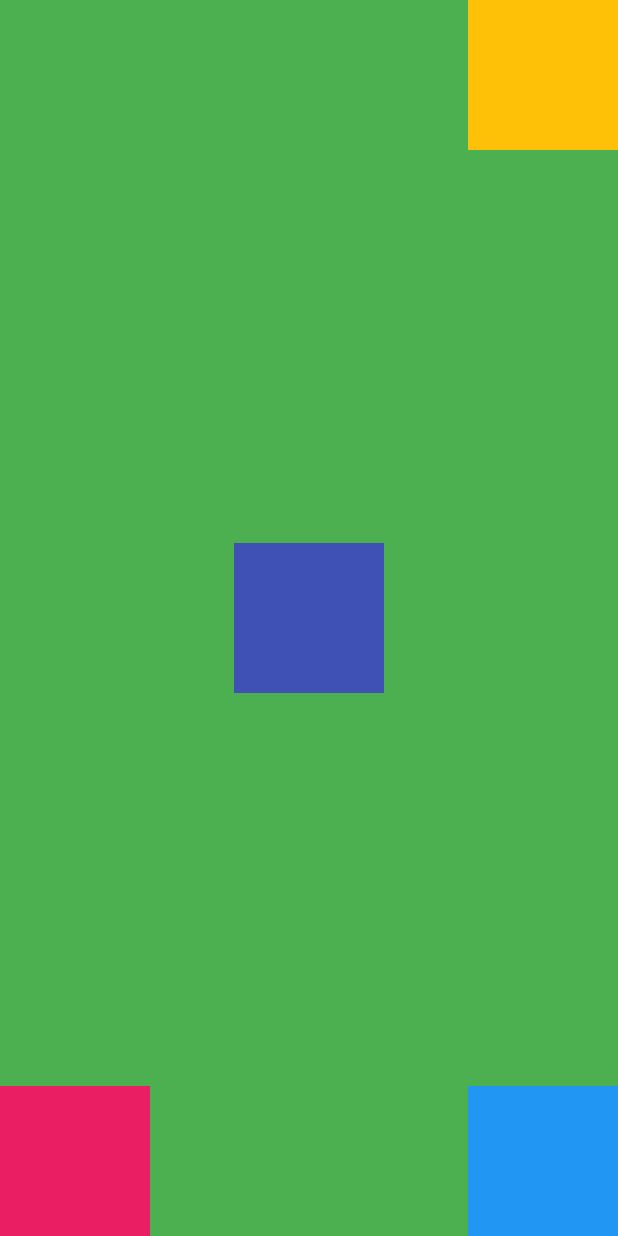
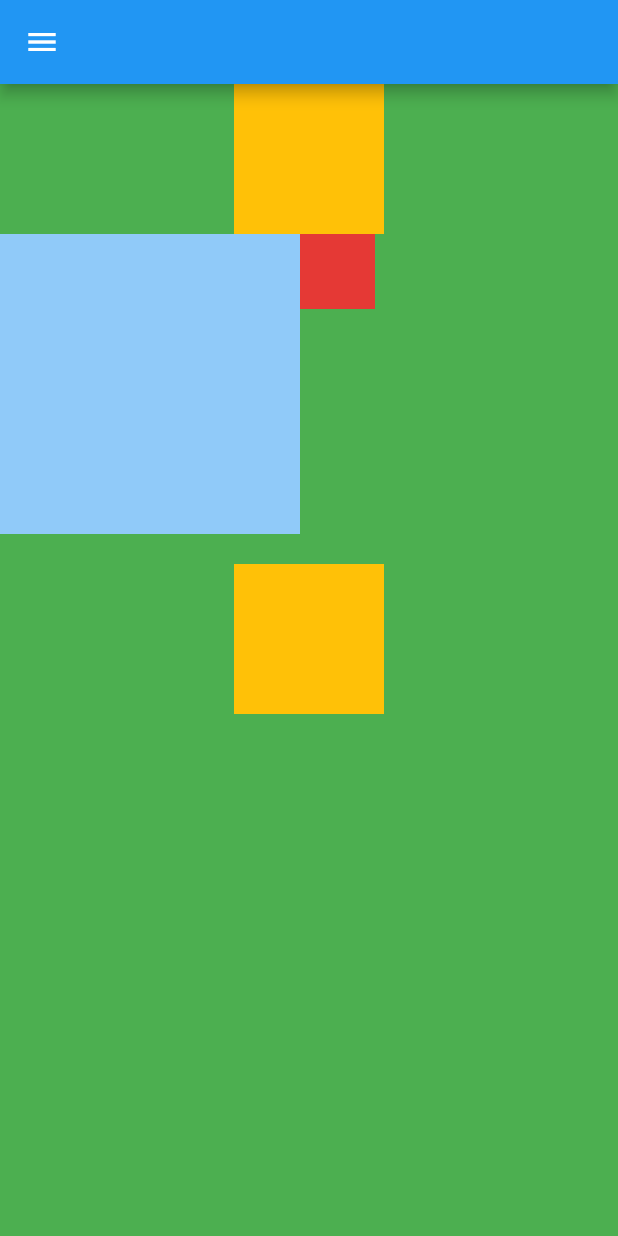
Before and after one commit to px64vk12/pbh_flutter_example, a Flutter app: the screen it shows after launch, on a phone screen of 412 x 824 dp. Run offline on Flutter 3.47's test engine with Material 2 defaults, Android fonts, the phone set to English and light mode, and no system bars.

Commit message:
first commit

```diff
--- a/lib/main.dart
+++ b/lib/main.dart
@@ -1,7 +1,6 @@
 /// Copyright 2022. ⓒ DevStory.co.kr All rights reserved.
 
-// ignore_for_file: prefer_const_constructors, prefer_const_literals_to_create_immutables
-import 'package:flutter/cupertino.dart';
+// ignore_for_file: prefer_const_constructors
 import 'package:flutter/material.dart';
 
 void main() {
@@ -15,53 +14,49 @@ class MyApp extends StatelessWidget {
   Widget build(BuildContext context) {
     return MaterialApp(
       debugShowCheckedModeBanner: false,
+      // Scaffold는 appbar, bottomNav 같은 요소를 추가할 수 있습니다.
       home: Scaffold(
+        appBar: AppBar(),
+        drawer: Drawer(),
+        // contatiner는 화면의 색, 크기를 지정할 수 있습니다.
         body: Container(
           width: double.infinity,
           height: double.infinity,
           color: Colors.green,
-          // stack은 위젯을 겹쳐서 배치하거나, 자유롭게 배치할 때 씁니다.
-          child: Stack(
-            alignment: Alignment.center, // 기본 중앙 정렬
+          // column, row는 위젯을 나열할 수 있습니다.
+          child: Column(
+            crossAxisAlignment: // 정렬 방향을 설정 할 수 있습니다.
+                CrossAxisAlignment.center,
             children: [
-              // Positioned는 원하는 위치에 배치합니다. 우측 상단
-              Positioned(
-                right: 0,
-                top: 0,
+              Container(
+                height: 100,
+                width: 100,
+                color: Colors.amber,
+              ),
+              Row(
+                crossAxisAlignment: // 정렬 방향을 설정 할 수 있습니다.
+                    CrossAxisAlignment.start, // 빨강이 위로온 것을 볼 수 있습니다.
+                children: [
+                  Container(
+                    height: 200,
+                    width: 200,
+                    color: Colors.blue[200],
+                  ),
+                  Container(
+                    height: 50,
+                    width: 50,
+                    color: Colors.red[600],
+                  ),
+                ],
+              ),
+              // 위젯의 간격을 설정합니다.
+              Padding(
+                padding: const EdgeInsets.all(20.0),
                 child: Container(
                   height: 100,
                   width: 100,
                   color: Colors.amber,
                 ),
-              ),
-
-              // 우측 하단
-              Positioned(
-                right: 0,
-                bottom: 0,
-                child: Container(
-                  height: 100,
-                  width: 100,
-                  color: Colors.blue,
-                ),
-              ),
-
-              // 좌측 하단
-              Positioned(
-                left: 0,
-                bottom: 0,
-                child: Container(
-                  height: 100,
-                  width: 100,
-                  color: Colors.pink,
-                ),
-              ),
-
-              // 중앙
-              Container(
-                height: 100,
-                width: 100,
-                color: Colors.indigo,
               ),
             ],
           ),
```
